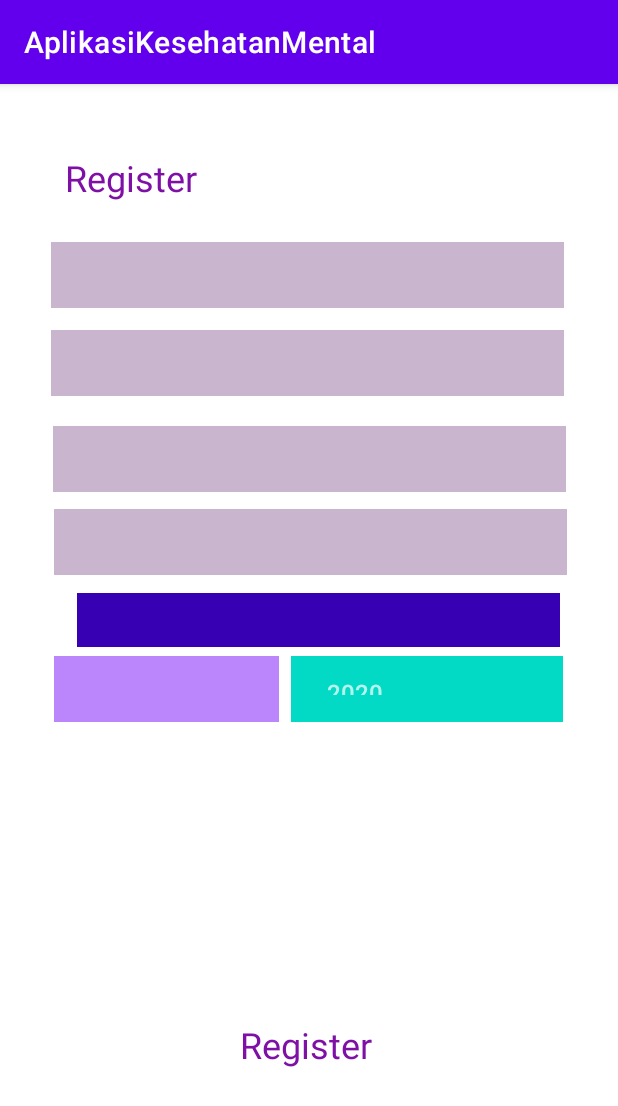
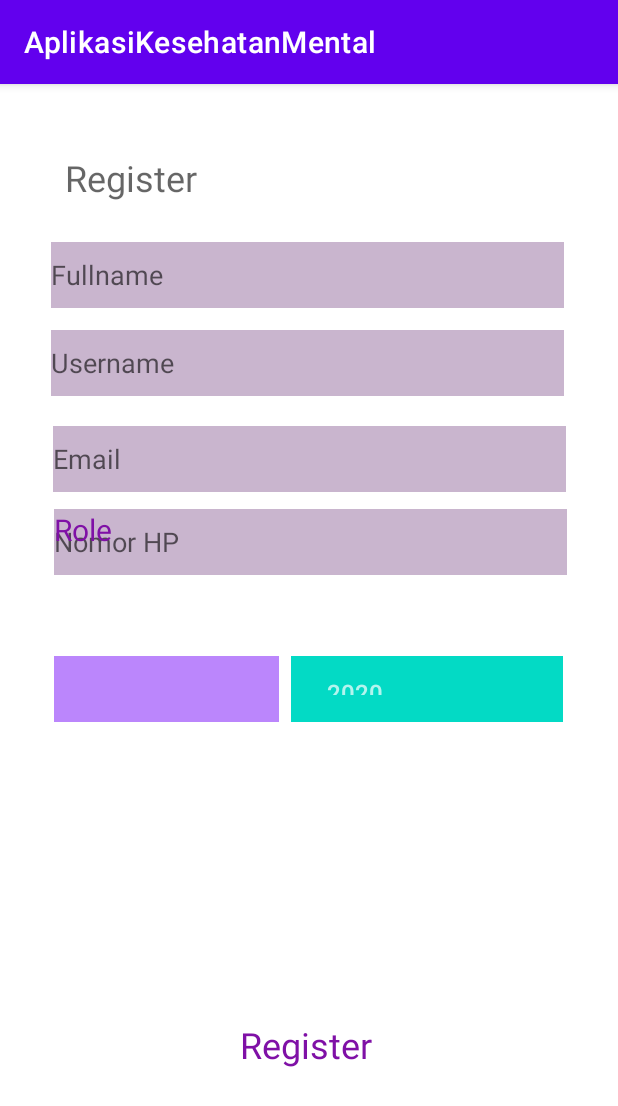
Before and after one commit to gabrielgnr/Project-Aplikasi-Kesehatan, an Android app: the SignUpActivity screen opened directly, with no data from a screen before it, on a phone screen of 412 x 824 dp. Shown: the top 1106 px of the screen. Run offline under Robolectric (Android 15) with nearby library versions, the phone set to English and light mode, and no system bars.

Commit message:
Menambah button dan memperbaiki form sign in

```diff
--- a/app/build.gradle
+++ b/app/build.gradle
@@ -1,6 +1,7 @@
 plugins {
     id 'com.android.application'
     id 'kotlin-android'
+    id 'com.google.gms.google-services'
 }
 
 android {
@@ -39,6 +40,7 @@ dependencies {
     implementation 'androidx.appcompat:appcompat:1.2.0'
     implementation 'com.google.android.material:material:1.2.1'
     implementation 'androidx.constraintlayout:constraintlayout:2.0.4'
+    implementation 'com.google.firebase:firebase-firestore:21.4.0'
     testImplementation 'junit:junit:4.+'
     androidTestImplementation 'androidx.test.ext:junit:1.1.2'
     androidTestImplementation 'androidx.test.espresso:espresso-core:3.3.0'
--- a/app/src/main/res/layout/activity_sign_up.xml
+++ b/app/src/main/res/layout/activity_sign_up.xml
@@ -13,7 +13,7 @@
         android:layout_marginLeft="43dp"
         android:layout_alignParentTop="true"
         android:layout_marginTop="46dp"
-        android:text="@string/register"
+        android:hint="@string/register"
         android:textAppearance="@style/register"
         android:gravity="top"
         />
@@ -25,6 +25,7 @@
         android:layout_marginLeft="34dp"
         android:layout_alignParentTop="true"
         android:layout_marginTop="105dp"
+        android:hint="Fullname"
         android:background="@color/purple"
         />
     <EditText
@@ -36,6 +37,7 @@
         android:layout_alignParentTop="true"
         android:layout_marginTop="164dp"
         android:background="@color/purple"
+        android:hint="Username"
         />
     <EditText
         android:id="@+id/email"
@@ -46,28 +48,36 @@
         android:layout_alignParentTop="true"
         android:layout_marginTop="228dp"
         android:background="@color/purple"
+        android:hint="Email"
         />
+
     <EditText
         android:id="@+id/no_hp"
         android:layout_width="342dp"
         android:layout_height="44dp"
         android:layout_alignParentLeft="true"
+        android:layout_alignParentTop="true"
         android:layout_marginLeft="36dp"
-        android:layout_alignParentTop="true"
         android:layout_marginTop="283dp"
         android:background="@color/purple"
-        />
+        android:hint="Nomor HP " />
 
-    <View
-        android:id="@+id/role"
-        android:layout_width="322dp"
-        android:layout_height="36dp"
-        android:layout_alignParentLeft="true"
-        android:layout_marginLeft="51dp"
-        android:layout_alignParentTop="true"
-        android:layout_marginTop="339dp"
-        android:background="@color/purple_700"
-        />
+    <LinearLayout
+        android:orientation="horizontal"
+        android:layout_marginTop="283dp"
+        android:layout_marginLeft="36dp"
+        android:layout_width="342dp"
+        android:layout_height="44dp"
+        >
+
+        <TextView
+            android:id="@+id/role"
+            android:layout_width="wrap_content"
+            android:layout_height="wrap_content"
+            android:text="Role"
+            android:textColor="#7F10A6"
+            android:textSize="20sp" />
+    </LinearLayout>
 
     <TextView
         android:id="@+id/birthplace"
--- a/app/src/main/res/values/strings.xml
+++ b/app/src/main/res/values/strings.xml
@@ -5,4 +5,5 @@
 Remember Me
 </string>
     <string name="register">Register</string>
+    <string name="button">Button</string>
 </resources>
--- a/build.gradle
+++ b/build.gradle
@@ -8,6 +8,7 @@ buildscript {
     dependencies {
         classpath "com.android.tools.build:gradle:4.1.1"
         classpath "org.jetbrains.kotlin:kotlin-gradle-plugin:$kotlin_version"
+        classpath 'com.google.gms:google-services:4.3.3'
 
         // NOTE: Do not place your application dependencies here; they belong
         // in the individual module build.gradle files
```
Also changed, not shown: app/src/main/res/drawable/login.xml (added, +22 -0 lines), app/src/main/res/drawable/rectangle_1.xml (added, +19 -0 lines), app/src/main/res/drawable/styles.xml (added, +14 -0 lines), app/src/main/res/layout/login_activity.xml (added, +49 -0 lines), 2 other files.
